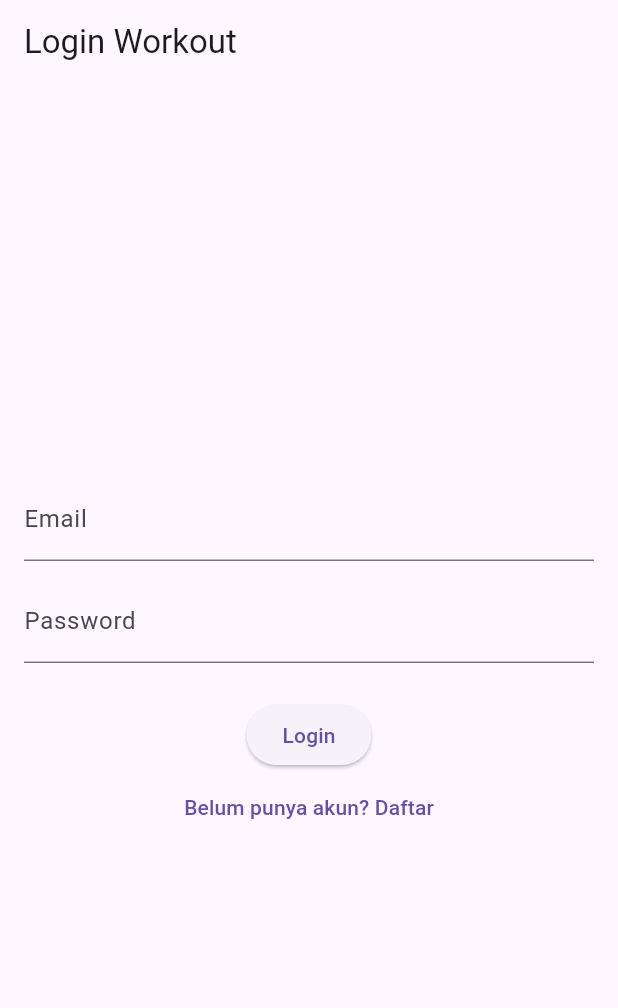
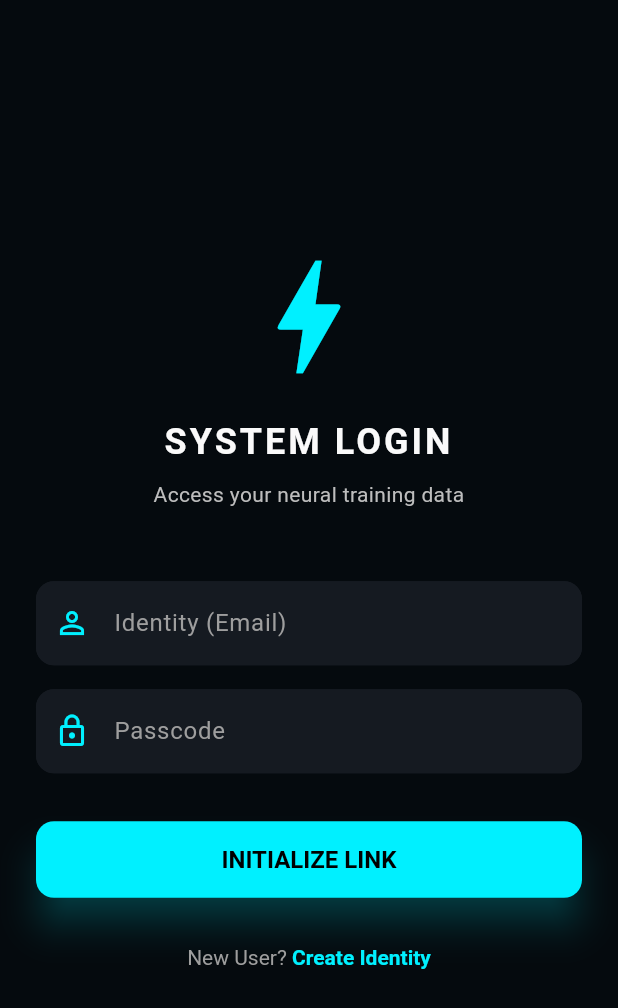
Before and after one commit to roisanwr/Tracker-Apps, a Flutter app: the screen it shows after launch, on a phone screen of 412 x 824 dp. Shown: the top 1008 px of the screen. Run offline on Flutter 3.47's test engine with Material 3 defaults, Android fonts, the phone set to English and light mode, and no system bars; our stand-ins replace supabase_flutter; accounts and stored records are empty.

Commit message:
fixing login

```diff
--- /dev/null
+++ b/lib/core/theme/app_theme.dart
@@ -0,0 +1,57 @@
+import 'package:flutter/material.dart';
+
+class AppTheme {
+  // Palet Warna Cyberpunk
+  static const Color background = Color(0xFF050A0E); // Hitam Kebiruan
+  static const Color surface = Color(0xFF151A21); // Abu gelap buat Card
+  static const Color neonBlue = Color(0xFF00F0FF); // Cyan Neon utama
+  static const Color neonPink = Color(0xFFFF003C); // Pink Neon (Error/Accent)
+  static const Color neonYellow = Color(0xFFFCEE09); // Kuning Cyber
+  static const Color textWhite = Color(0xFFFAFAFA);
+
+  static ThemeData get darkTheme {
+    return ThemeData(
+      brightness: Brightness.dark,
+      scaffoldBackgroundColor: background,
+      primaryColor: neonBlue,
+
+      // Kustomisasi Input Text (Kotak isian)
+      inputDecorationTheme: InputDecorationTheme(
+        filled: true,
+        fillColor: surface,
+        labelStyle: const TextStyle(color: Colors.grey),
+        prefixIconColor: neonBlue,
+        border: OutlineInputBorder(
+          borderRadius: BorderRadius.circular(12),
+          borderSide: BorderSide.none, // Default gak ada garis
+        ),
+        enabledBorder: OutlineInputBorder(
+          borderRadius: BorderRadius.circular(12),
+          borderSide: BorderSide(color: surface),
+        ),
+        focusedBorder: OutlineInputBorder(
+          borderRadius: BorderRadius.circular(12),
+          borderSide: const BorderSide(color: neonBlue, width: 2), // Pas diklik nyala
+        ),
+        errorBorder: OutlineInputBorder(
+          borderRadius: BorderRadius.circular(12),
+          borderSide: const BorderSide(color: neonPink),
+        ),
+      ),
+
+      // Kustomisasi Tombol
+      elevatedButtonTheme: ElevatedButtonThemeData(
+        style: ElevatedButton.styleFrom(
+          backgroundColor: neonBlue,
+          foregroundColor: Colors.black, // Teks tombol hitam biar kontras
+          elevation: 10,
+          shadowColor: neonBlue.withOpacity(0.5), // Efek glowing
+          shape: RoundedRectangleBorder(
+            borderRadius: BorderRadius.circular(12),
+          ),
+          textStyle: const TextStyle(fontWeight: FontWeight.bold, fontSize: 16),
+        ),
+      ),
+    );
+  }
+}
--- a/lib/features/auth/presentation/login_page.dart
+++ b/lib/features/auth/presentation/login_page.dart
@@ -1,9 +1,9 @@
 import 'package:flutter/material.dart';
 import 'package:supabase_flutter/supabase_flutter.dart';
-// PERBAIKAN DI SINI: Kita panggil HomePage dari folder tracker
 import '../../tracker/home_page.dart';
 import '../services/auth_service.dart';
 import 'register_page.dart';
+import '../../../../core/theme/app_theme.dart'; // Import Tema
 
 class LoginPage extends StatefulWidget {
   const LoginPage({super.key});
@@ -15,7 +15,7 @@ class LoginPage extends StatefulWidget {
 class _LoginPageState extends State<LoginPage> {
   final _emailController = TextEditingController();
   final _passwordController = TextEditingController();
-  final _authService = AuthService(); // Panggil si Otak
+  final _authService = AuthService();
   bool _isLoading = false;
 
   Future<void> _signIn() async {
@@ -25,27 +25,22 @@ class _LoginPageState extends State<LoginPage> {
         email: _emailController.text,
         password: _passwordController.text,
       );
-
       if (mounted) {
         Navigator.pushReplacement(
           context,
-          // Sekarang HomePage() sudah dikenali karena import-nya benar
           MaterialPageRoute(builder: (context) => const HomePage()),
         );
       }
     } on AuthException catch (e) {
       if (mounted) {
         ScaffoldMessenger.of(context).showSnackBar(
-          SnackBar(
-            content: Text(e.message),
-            backgroundColor: Colors.red,
-          ),
+          SnackBar(content: Text(e.message), backgroundColor: AppTheme.neonPink),
         );
       }
     } catch (e) {
       if (mounted) {
         ScaffoldMessenger.of(context).showSnackBar(
-          SnackBar(content: Text('Terjadi kesalahan: $e')),
+          SnackBar(content: Text('Error: $e'), backgroundColor: AppTheme.neonPink),
         );
       }
     }
@@ -55,44 +50,99 @@ class _LoginPageState extends State<LoginPage> {
   @override
   Widget build(BuildContext context) {
     return Scaffold(
-      appBar: AppBar(title: const Text('Login Workout')),
-      body: Padding(
-        padding: const EdgeInsets.all(16.0),
+      body: Center(
+        child: SingleChildScrollView(
+          padding: const EdgeInsets.all(24.0),
           child: Column(
             mainAxisAlignment: MainAxisAlignment.center,
+            crossAxisAlignment: CrossAxisAlignment.stretch,
             children: [
+              // 1. Logo / Header Futuristik
+              const Icon(
+                Icons.bolt_outlined, // Ikon Petir biar kerasa power-nya
+                size: 100,
+                color: AppTheme.neonBlue,
+              ),
+              const SizedBox(height: 16),
+              const Text(
+                'SYSTEM LOGIN',
+                textAlign: TextAlign.center,
+                style: TextStyle(
+                  fontSize: 24,
+                  fontWeight: FontWeight.bold,
+                  letterSpacing: 2, // Biar kayak font robot
+                  color: AppTheme.textWhite,
+                ),
+              ),
+              const SizedBox(height: 8),
+              Text(
+                'Access your neural training data',
+                textAlign: TextAlign.center,
+                style: TextStyle(color: Colors.grey[400]),
+              ),
+              const SizedBox(height: 48),
+
+              // 2. Input Email
               TextField(
                 controller: _emailController,
-              decoration: const InputDecoration(labelText: 'Email'),
+                style: const TextStyle(color: Colors.white),
+                decoration: const InputDecoration(
+                  labelText: 'Identity (Email)',
+                  prefixIcon: Icon(Icons.person_outline),
                 ),
-            const SizedBox(height: 12),
+              ),
+              const SizedBox(height: 16),
+
+              // 3. Input Password
               TextField(
                 controller: _passwordController,
-              decoration: const InputDecoration(labelText: 'Password'),
                 obscureText: true,
+                style: const TextStyle(color: Colors.white),
+                decoration: const InputDecoration(
+                  labelText: 'Passcode',
+                  prefixIcon: Icon(Icons.lock_outline),
                 ),
-            const SizedBox(height: 24),
+              ),
+              const SizedBox(height: 32),
+
+              // 4. Tombol Aksi
               _isLoading
-                ? const CircularProgressIndicator()
-                : Column(
-                    children: [
-                      ElevatedButton(
+                  ? const Center(child: CircularProgressIndicator(color: AppTheme.neonBlue))
+                  : ElevatedButton(
                       onPressed: _signIn,
-                        child: const Text('Login'),
+                      style: ElevatedButton.styleFrom(
+                        padding: const EdgeInsets.symmetric(vertical: 16),
                       ),
+                      child: const Text('INITIALIZE LINK'), // Ganti "Login" jadi bahasa robot
+                    ),
+              const SizedBox(height: 16),
+
+              // 5. Link Register
               TextButton(
                 onPressed: () {
                   Navigator.push(
                     context,
-                            MaterialPageRoute(
-                                builder: (context) => const RegisterPage()),
+                    MaterialPageRoute(builder: (context) => const RegisterPage()),
                   );
                 },
-                        child: const Text('Belum punya akun? Daftar'),
+                child: RichText(
+                  text: const TextSpan(
+                    text: "New User? ",
+                    style: TextStyle(color: Colors.grey),
+                    children: [
+                      TextSpan(
+                        text: "Create Identity",
+                        style: TextStyle(
+                          color: AppTheme.neonBlue,
+                          fontWeight: FontWeight.bold,
+                        ),
                       ),
                     ],
                   ),
+                ),
+              ),
             ],
+          ),
         ),
       ),
     );
--- a/lib/main.dart
+++ b/lib/main.dart
@@ -1,6 +1,7 @@
 import 'package:flutter/material.dart';
 import 'package:supabase_flutter/supabase_flutter.dart';
 import 'features/auth/presentation/login_page.dart'; // <-- Import yang benar (jalur baru)
+import 'core/theme/app_theme.dart'; // Import file tadi
 
 Future<void> main() async {
   WidgetsFlutterBinding.ensureInitialized();
@@ -23,10 +24,8 @@ class MyApp extends StatelessWidget {
   Widget build(BuildContext context) {
     return MaterialApp(
       title: 'Workout Tracker',
-      theme: ThemeData(
-        primarySwatch: Colors.blue,
-      ),
-      // Kita langsung arahkan ke Login Page
+      debugShowCheckedModeBanner: false, // Hilangkan pita debug
+      theme: AppTheme.darkTheme, // <--- PAKAI INI
       home: const LoginPage(),
     );
   }
```
Also changed, not shown: lib/features/auth/presentation/register_page.dart (+76 -47 lines), lib/features/tracker/home_page.dart (+63 -6 lines). Lines whose indentation alone changed are shown as unchanged.
